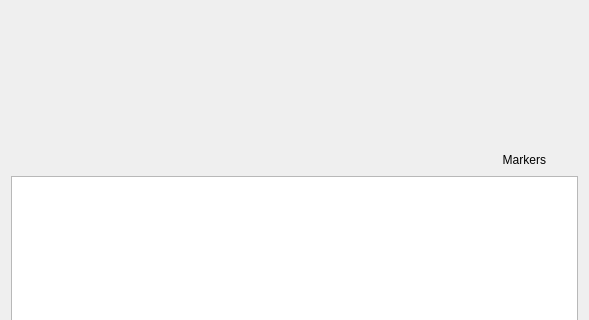
usnistgov/qpx-gamma, file forms/form_fwhm_calibration.ui: the form before one commit; both pictures show x 0 to 589 and y 129 to 449 of the 589 by 592 pixel window.
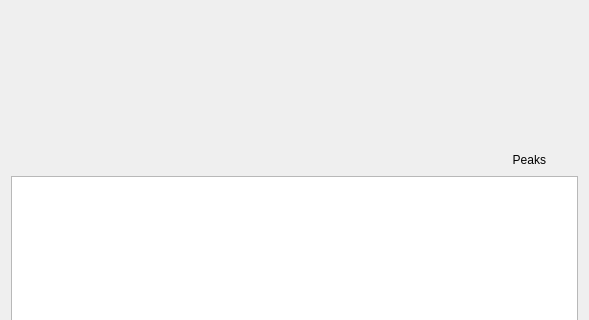
The form after the commit. Icons and pictures are not drawn. Custom widgets are drawn as their Qt base class.

```diff
--- a/forms/form_fwhm_calibration.ui
+++ b/forms/form_fwhm_calibration.ui
@@ -372,7 +372,7 @@
               </size>
              </property>
              <property name="text">
-              <string>Markers</string>
+              <string>Peaks</string>
              </property>
              <property name="alignment">
               <set>Qt::AlignRight|Qt::AlignTrailing|Qt::AlignVCenter</set>
```
